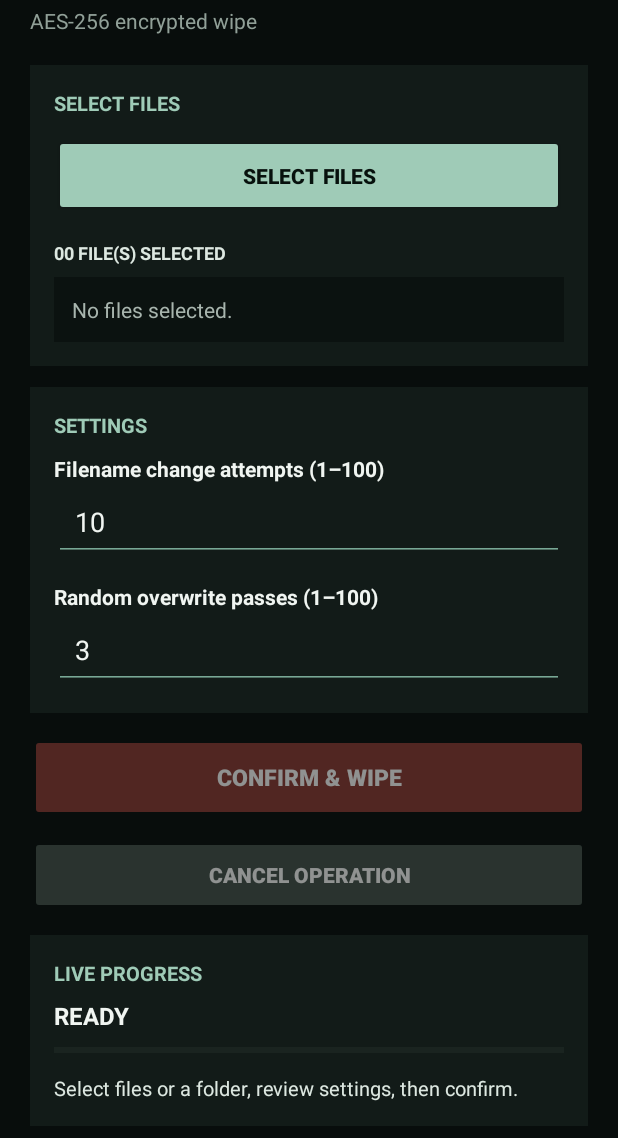
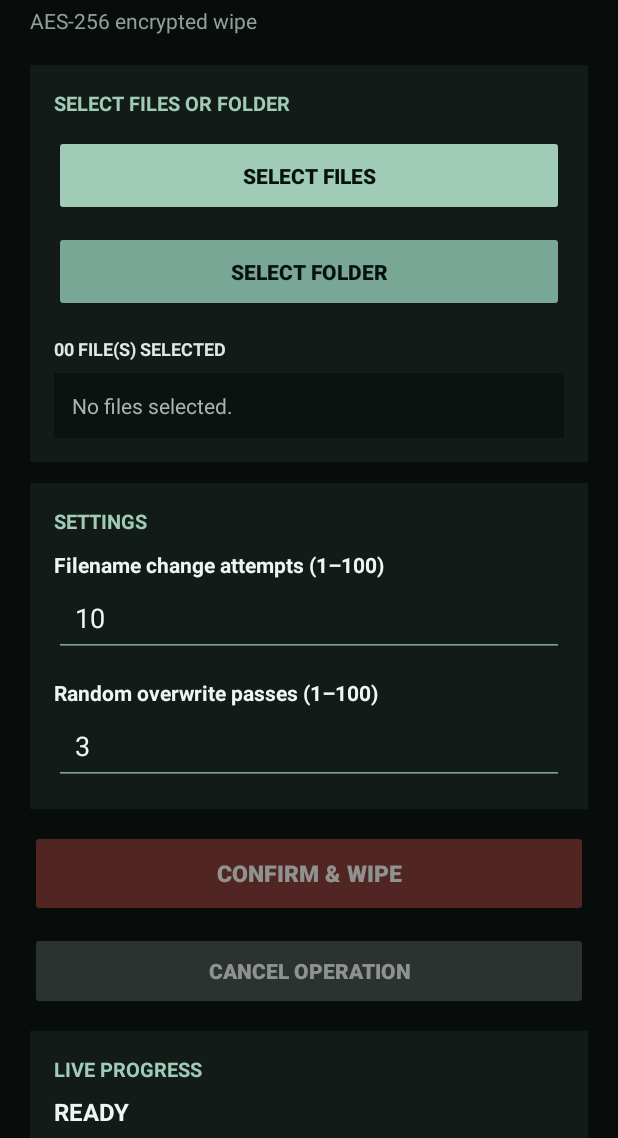
Before and after one commit to ofand04/Wipe-files, an Android app: the screen it shows after launch (MainActivity), on a phone screen of 412 x 824 dp, the part 98-1236 px from its top. Run offline under Robolectric (Android 15) with nearby library versions, the phone set to English and light mode, and no system bars; 2 statements that could not run were skipped.

Commit message:
Update activity_main.xml

```diff
--- a/app/src/main/res/layout/activity_main.xml
+++ b/app/src/main/res/layout/activity_main.xml
@@ -1,28 +1,224 @@
+
 <?xml version="1.0" encoding="utf-8"?>
-<ScrollView xmlns:android="http://schemas.android.com/apk/res/android" android:layout_width="match_parent" android:layout_height="match_parent" android:background="#080D0C" android:fillViewport="true">
-<LinearLayout android:layout_width="match_parent" android:layout_height="wrap_content" android:orientation="vertical" android:padding="20dp">
-<TextView android:layout_width="match_parent" android:layout_height="wrap_content" android:text="WIPEFILES" android:textColor="#F0F5F1" android:textSize="34sp" android:textStyle="bold" android:layout_marginBottom="4dp"/>
-<TextView android:layout_width="match_parent" android:layout_height="wrap_content" android:text="AES-256 encrypted wipe" android:textColor="#91A098" android:textSize="14sp" android:layout_marginBottom="20dp"/>
-<LinearLayout android:layout_width="match_parent" android:layout_height="wrap_content" android:orientation="vertical" android:padding="16dp" android:background="#121B18" android:layout_marginBottom="14dp">
-<TextView android:layout_width="match_parent" android:layout_height="wrap_content" android:text="SELECT FILES" android:textColor="#9FCBB7" android:textStyle="bold" android:textSize="13sp" android:layout_marginBottom="12dp"/>
-<Button android:id="@+id/btnPick" android:layout_width="match_parent" android:layout_height="54dp" android:text="SELECT FILES" android:textColor="#07110D" android:textStyle="bold" android:backgroundTint="#9FCBB7"/>
-<TextView android:id="@+id/selectedCount" android:layout_width="match_parent" android:layout_height="wrap_content" android:text="00 FILE(S) SELECTED" android:textColor="#DDE8E1" android:textSize="12sp" android:textStyle="bold" android:layout_marginTop="16dp" android:layout_marginBottom="8dp"/>
-<TextView android:id="@+id/selectedFiles" android:layout_width="match_parent" android:layout_height="wrap_content" android:text="No files selected." android:textColor="#A8B5AE" android:textSize="14sp" android:lineSpacingExtra="5dp" android:padding="12dp" android:background="#0B1210" android:textIsSelectable="true"/>
-</LinearLayout>
-<LinearLayout android:layout_width="match_parent" android:layout_height="wrap_content" android:orientation="vertical" android:padding="16dp" android:background="#121B18" android:layout_marginBottom="14dp">
-<TextView android:layout_width="match_parent" android:layout_height="wrap_content" android:text="SETTINGS" android:textColor="#9FCBB7" android:textStyle="bold" android:textSize="13sp" android:layout_marginBottom="10dp"/>
-<TextView android:layout_width="match_parent" android:layout_height="wrap_content" android:text="Filename change attempts (1–100)" android:textColor="#F0F5F1" android:textStyle="bold" android:textSize="14sp"/>
-<EditText android:id="@+id/editNameChanges" android:layout_width="match_parent" android:layout_height="52dp" android:backgroundTint="#78A895" android:inputType="number" android:maxLength="3" android:paddingStart="14dp" android:paddingEnd="14dp" android:text="10" android:textColor="#F0F5F1" android:textSize="18sp" android:selectAllOnFocus="true"/>
-<TextView android:layout_width="match_parent" android:layout_height="wrap_content" android:text="Random overwrite passes (1–100)" android:textColor="#F0F5F1" android:textStyle="bold" android:textSize="14sp" android:layout_marginTop="14dp"/>
-<EditText android:id="@+id/editContentPasses" android:layout_width="match_parent" android:layout_height="52dp" android:backgroundTint="#78A895" android:inputType="number" android:maxLength="3" android:paddingStart="14dp" android:paddingEnd="14dp" android:text="3" android:textColor="#F0F5F1" android:textSize="18sp" android:selectAllOnFocus="true"/>
-</LinearLayout>
-<Button android:id="@+id/btnWipe" android:layout_width="match_parent" android:layout_height="58dp" android:text="CONFIRM &amp; WIPE" android:textColor="#FFFFFF" android:textStyle="bold" android:textSize="15sp" android:backgroundTint="#8E3C35" android:layout_marginBottom="10dp"/>
-<Button android:id="@+id/btnCancel" android:layout_width="match_parent" android:layout_height="52dp" android:text="CANCEL OPERATION" android:textColor="#FFFFFF" android:textStyle="bold" android:backgroundTint="#46534C" android:layout_marginBottom="14dp"/>
-<LinearLayout android:layout_width="match_parent" android:layout_height="wrap_content" android:orientation="vertical" android:padding="16dp" android:background="#121B18">
-<TextView android:layout_width="match_parent" android:layout_height="wrap_content" android:text="LIVE PROGRESS" android:textColor="#9FCBB7" android:textStyle="bold" android:textSize="13sp" android:layout_marginBottom="8dp"/>
-<TextView android:id="@+id/stage" android:layout_width="match_parent" android:layout_height="wrap_content" android:text="READY" android:textColor="#F0F5F1" android:textStyle="bold" android:textSize="16sp" android:layout_marginBottom="8dp"/>
-<ProgressBar android:id="@+id/progressBar" style="?android:attr/progressBarStyleHorizontal" android:layout_width="match_parent" android:layout_height="8dp" android:max="100" android:progress="0" android:progressTint="#9FCBB7" android:progressBackgroundTint="#2B3932" android:layout_marginBottom="12dp"/>
-<TextView android:id="@+id/status" android:layout_width="match_parent" android:layout_height="wrap_content" android:text="Select files, review settings, then confirm." android:textColor="#DDE8E1" android:textSize="13sp" android:lineSpacingExtra="4dp" android:textIsSelectable="true"/>
-</LinearLayout>
+<ScrollView xmlns:android="http://schemas.android.com/apk/res/android"
+    android:layout_width="match_parent"
+    android:layout_height="match_parent"
+    android:background="#080D0C"
+    android:fillViewport="true">
 
-</LinearLayout></ScrollView>
+    <LinearLayout
+        android:layout_width="match_parent"
+        android:layout_height="wrap_content"
+        android:orientation="vertical"
+        android:padding="20dp">
+
+        <TextView
+            android:layout_width="match_parent"
+            android:layout_height="wrap_content"
+            android:text="WIPEFILES"
+            android:textColor="#F0F5F1"
+            android:textSize="34sp"
+            android:textStyle="bold"
+            android:layout_marginBottom="4dp" />
+
+        <TextView
+            android:layout_width="match_parent"
+            android:layout_height="wrap_content"
+            android:text="AES-256 encrypted wipe"
+            android:textColor="#91A098"
+            android:textSize="14sp"
+            android:layout_marginBottom="20dp" />
+
+        <LinearLayout
+            android:layout_width="match_parent"
+            android:layout_height="wrap_content"
+            android:orientation="vertical"
+            android:padding="16dp"
+            android:background="#121B18"
+            android:layout_marginBottom="14dp">
+
+            <TextView
+                android:layout_width="match_parent"
+                android:layout_height="wrap_content"
+                android:text="SELECT FILES OR FOLDER"
+                android:textColor="#9FCBB7"
+                android:textStyle="bold"
+                android:textSize="13sp"
+                android:layout_marginBottom="12dp" />
+
+            <Button
+                android:id="@+id/btnPick"
+                android:layout_width="match_parent"
+                android:layout_height="54dp"
+                android:text="SELECT FILES"
+                android:textColor="#07110D"
+                android:textStyle="bold"
+                android:backgroundTint="#9FCBB7" />
+
+            <Button
+                android:id="@+id/btnPickFolder"
+                android:layout_width="match_parent"
+                android:layout_height="54dp"
+                android:layout_marginTop="10dp"
+                android:text="SELECT FOLDER"
+                android:textColor="#07110D"
+                android:textStyle="bold"
+                android:backgroundTint="#78A895" />
+
+            <TextView
+                android:id="@+id/selectedCount"
+                android:layout_width="match_parent"
+                android:layout_height="wrap_content"
+                android:text="00 FILE(S) SELECTED"
+                android:textColor="#DDE8E1"
+                android:textSize="12sp"
+                android:textStyle="bold"
+                android:layout_marginTop="16dp"
+                android:layout_marginBottom="8dp" />
+
+            <TextView
+                android:id="@+id/selectedFiles"
+                android:layout_width="match_parent"
+                android:layout_height="wrap_content"
+                android:text="No files selected."
+                android:textColor="#A8B5AE"
+                android:textSize="14sp"
+                android:lineSpacingExtra="5dp"
+                android:padding="12dp"
+                android:background="#0B1210"
+                android:textIsSelectable="true" />
+        </LinearLayout>
+
+        <LinearLayout
+            android:layout_width="match_parent"
+            android:layout_height="wrap_content"
+            android:orientation="vertical"
+            android:padding="16dp"
+            android:background="#121B18"
+            android:layout_marginBottom="14dp">
+
+            <TextView
+                android:layout_width="match_parent"
+                android:layout_height="wrap_content"
+                android:text="SETTINGS"
+                android:textColor="#9FCBB7"
+                android:textStyle="bold"
+                android:textSize="13sp"
+                android:layout_marginBottom="10dp" />
+
+            <TextView
+                android:layout_width="match_parent"
+                android:layout_height="wrap_content"
+                android:text="Filename change attempts (1–100)"
+                android:textColor="#F0F5F1"
+                android:textStyle="bold"
+                android:textSize="14sp" />
+
+            <EditText
+                android:id="@+id/editNameChanges"
+                android:layout_width="match_parent"
+                android:layout_height="52dp"
+                android:backgroundTint="#78A895"
+                android:inputType="number"
+                android:maxLength="3"
+                android:paddingStart="14dp"
+                android:paddingEnd="14dp"
+                android:text="10"
+                android:textColor="#F0F5F1"
+                android:textSize="18sp"
+                android:selectAllOnFocus="true" />
+
+            <TextView
+                android:layout_width="match_parent"
+                android:layout_height="wrap_content"
+                android:text="Random overwrite passes (1–100)"
+                android:textColor="#F0F5F1"
+                android:textStyle="bold"
+                android:textSize="14sp"
+                android:layout_marginTop="14dp" />
+
+            <EditText
+                android:id="@+id/editContentPasses"
+                android:layout_width="match_parent"
+                android:layout_height="52dp"
+                android:backgroundTint="#78A895"
+                android:inputType="number"
+                android:maxLength="3"
+                android:paddingStart="14dp"
+                android:paddingEnd="14dp"
+                android:text="3"
+                android:textColor="#F0F5F1"
+                android:textSize="18sp"
+                android:selectAllOnFocus="true" />
+        </LinearLayout>
+
+        <Button
+            android:id="@+id/btnWipe"
+            android:layout_width="match_parent"
+            android:layout_height="58dp"
+            android:text="CONFIRM &amp; WIPE"
+            android:textColor="#FFFFFF"
+            android:textStyle="bold"
+            android:textSize="15sp"
+            android:backgroundTint="#8E3C35"
+            android:layout_marginBottom="10dp" />
+
+        <Button
+            android:id="@+id/btnCancel"
+            android:layout_width="match_parent"
+            android:layout_height="52dp"
+            android:text="CANCEL OPERATION"
+            android:textColor="#FFFFFF"
+            android:textStyle="bold"
+            android:backgroundTint="#46534C"
+            android:layout_marginBottom="14dp" />
+
+        <LinearLayout
+            android:layout_width="match_parent"
+            android:layout_height="wrap_content"
+            android:orientation="vertical"
+            android:padding="16dp"
+            android:background="#121B18">
+
+            <TextView
+                android:layout_width="match_parent"
+                android:layout_height="wrap_content"
+                android:text="LIVE PROGRESS"
+                android:textColor="#9FCBB7"
+                android:textStyle="bold"
+                android:textSize="13sp"
+                android:layout_marginBottom="8dp" />
+
+            <TextView
+                android:id="@+id/stage"
+                android:layout_width="match_parent"
+                android:layout_height="wrap_content"
+                android:text="READY"
+                android:textColor="#F0F5F1"
+                android:textStyle="bold"
+                android:textSize="16sp"
+                android:layout_marginBottom="8dp" />
+
+            <ProgressBar
+                android:id="@+id/progressBar"
+                style="?android:attr/progressBarStyleHorizontal"
+                android:layout_width="match_parent"
+                android:layout_height="8dp"
+                android:max="100"
+                android:progress="0"
+                android:progressTint="#9FCBB7"
+                android:progressBackgroundTint="#2B3932"
+                android:layout_marginBottom="12dp" />
+
+            <TextView
+                android:id="@+id/status"
+                android:layout_width="match_parent"
+                android:layout_height="wrap_content"
+                android:text="Select files or a folder, review settings, then confirm."
+                android:textColor="#DDE8E1"
+                android:textSize="13sp"
+                android:lineSpacingExtra="4dp"
+                android:textIsSelectable="true" />
+        </LinearLayout>
+    </LinearLayout>
+</ScrollView>
```
